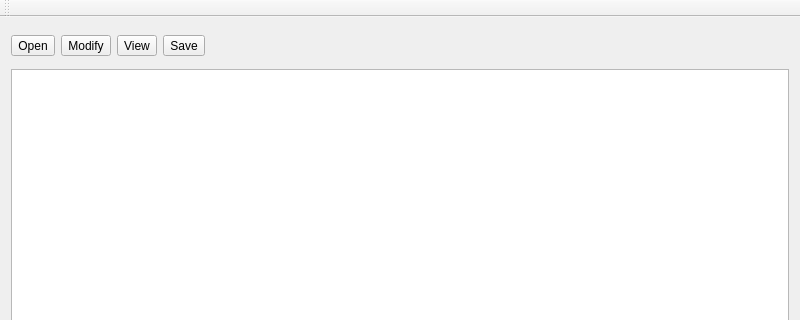
The window that app/Scan2Slice/gui/mainwindow.ui (ApplicationsForge/Scan2Slice) describes before a commit, drawn with Qt 5; both pictures show x 0 to 800 and y 0 to 320 of the 800 by 600 pixel window.
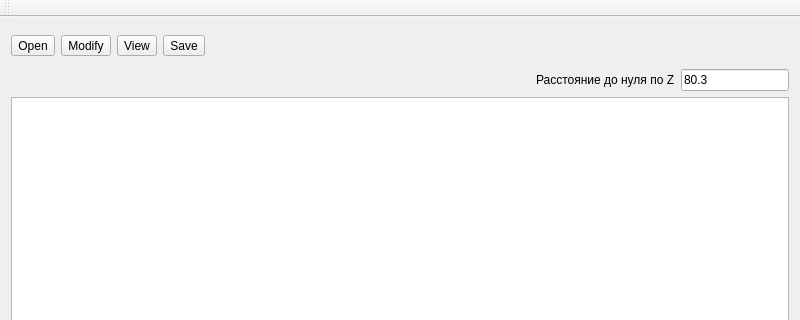
The same window after the commit.

Commit message: Параметр расстояния до нуля вынесен в UI

What changed in the file:
```diff
--- a/app/Scan2Slice/gui/mainwindow.ui
+++ b/app/Scan2Slice/gui/mainwindow.ui
@@ -131,9 +131,39 @@
        <property name="bottomMargin">
         <number>0</number>
        </property>
+       <item row="0" column="1">
+        <widget class="QLabel" name="distanceLabel">
+         <property name="text">
+          <string>Расстояние до нуля по Z</string>
+         </property>
+        </widget>
+       </item>
        <item row="0" column="0">
+        <spacer name="horizontalSpacer_2">
+         <property name="orientation">
+          <enum>Qt::Horizontal</enum>
+         </property>
+         <property name="sizeHint" stdset="0">
+          <size>
+           <width>100</width>
+           <height>20</height>
+          </size>
+         </property>
+        </spacer>
+       </item>
+       <item row="1" column="0" colspan="4">
         <widget class="QTableWidget" name="pointsTableWidget"/>
        </item>
+       <item row="0" column="2" colspan="2">
+        <widget class="QLineEdit" name="distanceLineEdit">
+         <property name="text">
+          <string>80.3</string>
+         </property>
+         <property name="frame">
+          <bool>true</bool>
+         </property>
+        </widget>
+       </item>
       </layout>
      </widget>
     </item>
```
The commit also changes 3 other files.
